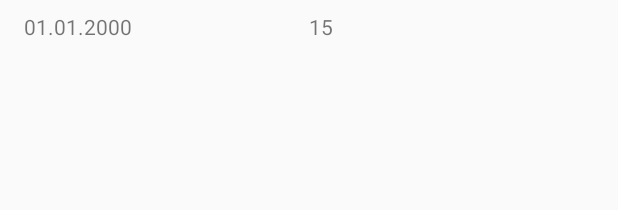
After one commit to moussa-b/counter, an Android app: the layout statistics_item.xml on its own in the app's theme, with its tools: preview values and no code run, on a phone screen of 412 x 824 dp. The commit adds this screen. Shown: the top 210 px of the screen. Run offline under Robolectric (Android 15) with nearby library versions, the phone set to English and light mode, and no system bars.

Commit message:
Calculate statistics

```diff
--- /dev/null
+++ b/app/src/main/res/layout/statistics_item.xml
@@ -0,0 +1,34 @@
+<?xml version="1.0" encoding="utf-8"?>
+<android.support.constraint.ConstraintLayout
+    xmlns:android="http://schemas.android.com/apk/res/android"
+    xmlns:app="http://schemas.android.com/apk/res-auto"
+    xmlns:tools="http://schemas.android.com/tools"
+    android:layout_width="match_parent"
+    android:layout_height="wrap_content"
+    android:paddingBottom="@dimen/list_item_vertical_margin"
+    android:paddingLeft="@dimen/list_item_horizontal_margin"
+    android:paddingRight="@dimen/list_item_horizontal_margin"
+    android:paddingTop="@dimen/list_item_vertical_margin">
+
+    <TextView
+        android:id="@+id/date_text_view"
+        android:layout_width="0dp"
+        android:layout_height="wrap_content"
+        android:text="01.01.2000"
+        app:layout_constraintLeft_toLeftOf="parent"
+        app:layout_constraintWidth_default="percent"
+        app:layout_constraintWidth_percent="0.5"
+        tools:ignore="HardcodedText"/>
+
+    <TextView
+        android:id="@+id/value_text_view"
+        android:layout_width="0dp"
+        android:layout_height="wrap_content"
+        android:text="15"
+        app:layout_constraintLeft_toRightOf="@id/date_text_view"
+        app:layout_constraintRight_toRightOf="parent"
+        app:layout_constraintWidth_default="percent"
+        app:layout_constraintWidth_percent="0.5"
+        tools:ignore="HardcodedText"/>
+
+</android.support.constraint.ConstraintLayout>
--- a/app/src/main/res/values/strings.xml
+++ b/app/src/main/res/values/strings.xml
@@ -13,8 +13,9 @@
     <string name="nav_header_title">Android Studio</string>
     <string name="navigation_drawer_close">Close navigation drawer</string>
     <string name="navigation_drawer_open">Open navigation drawer</string>
-    <string name="no_counters">You have no counters!</string>
+    <string name="no_counters">You have no counters</string>
     <string name="no_counters_add">Add a counter item +</string>
+    <string name="no_statistics">You have no statistics</string>
     <string name="notes">Notes</string>
     <string name="objective">Objective</string>
 </resources>
```
Also changed, not shown: app/src/main/java/com/mbo/counter/counter/CounterFragment.java (+5 -2 lines), app/src/main/java/com/mbo/counter/data/model/Statistics.java (+37 -0 lines), app/src/main/java/com/mbo/counter/data/source/CounterDataSource.java (+10 -0 lines), app/src/main/java/com/mbo/counter/data/source/ormlite/DaoStatistics.java (+19 -0 lines), app/src/main/java/com/mbo/counter/data/source/ormlite/OrmLiteDataSource.java (+21 -0 lines), app/src/main/java/com/mbo/counter/statistics/StatisticsActivity.java (+10 -1 lines), app/src/main/java/com/mbo/counter/statistics/StatisticsContract.java (+6 -1 lines), app/src/main/java/com/mbo/counter/statistics/StatisticsFragment.java (+115 -1 lines), app/src/main/java/com/mbo/counter/statistics/StatisticsPresenter.java (+61 -0 lines), app/src/main/java/com/mbo/counter/utils/Utils.java (+24 -0 lines), app/src/main/res/layout/statistics_fragment.xml (+10 -1 lines).
